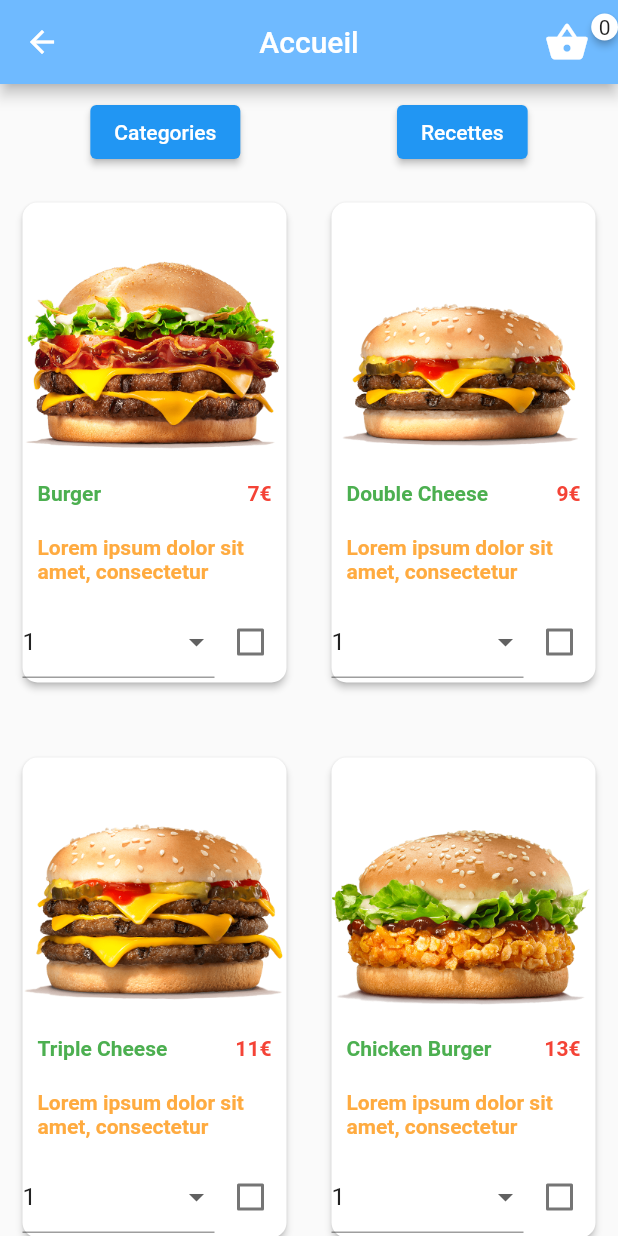
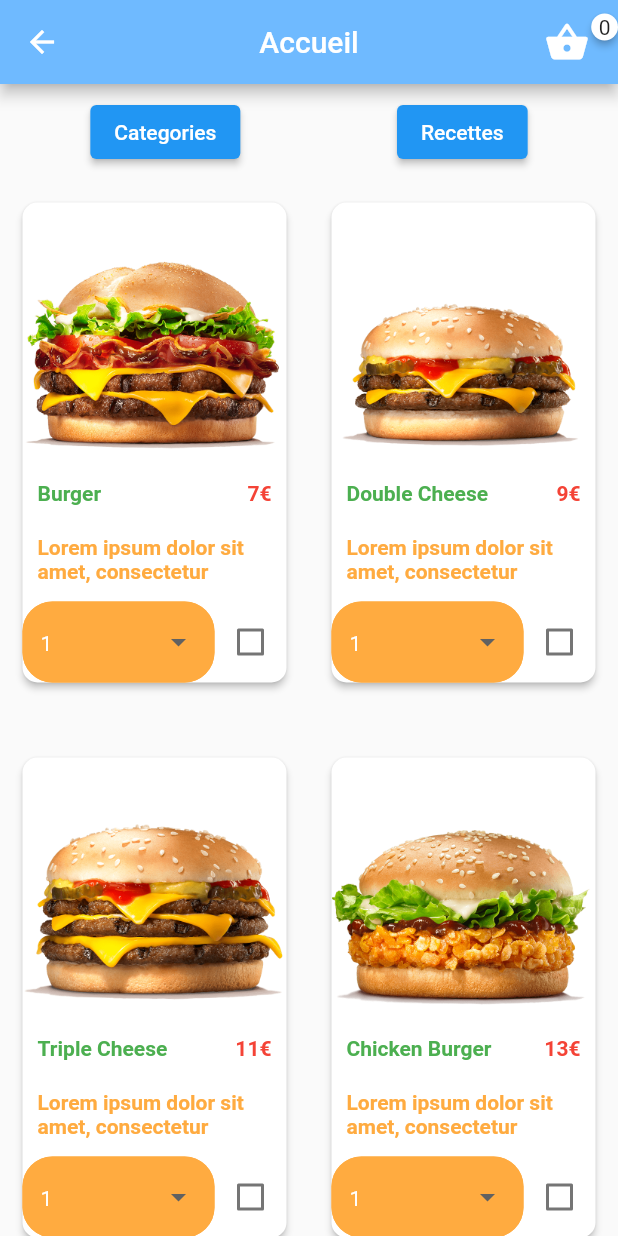
Before and after one commit to CocheteuxLaurent/projet_food, a Flutter app: the SecondePage screen opened directly, on a phone screen of 412 x 824 dp. Run offline on Flutter 3.47's test engine with Material 2 defaults, Android fonts, the phone set to English and light mode, and no system bars; drawn by our look-alikes of badges.

Commit message:
news code

```diff
--- a/lib/SecondePage.dart
+++ b/lib/SecondePage.dart
@@ -237,6 +237,17 @@ class _SecondePageState extends State<SecondePage> {
 
                                 Expanded(
                                   child: DropdownButtonFormField(
+                                    style: TextStyle(color: Colors.white),
+                                    decoration: InputDecoration(
+                                      enabledBorder: OutlineInputBorder(
+                                        borderRadius: BorderRadius.circular(20),
+                                        borderSide: BorderSide(
+                                            color: Colors.orangeAccent),
+                                      ),
+                                      filled: true,
+                                      fillColor: Colors.orangeAccent,
+                                    ),
+                                    dropdownColor: Colors.orangeAccent,
                                     items: [
                                       DropdownMenuItem(
                                         value: '1',
```
